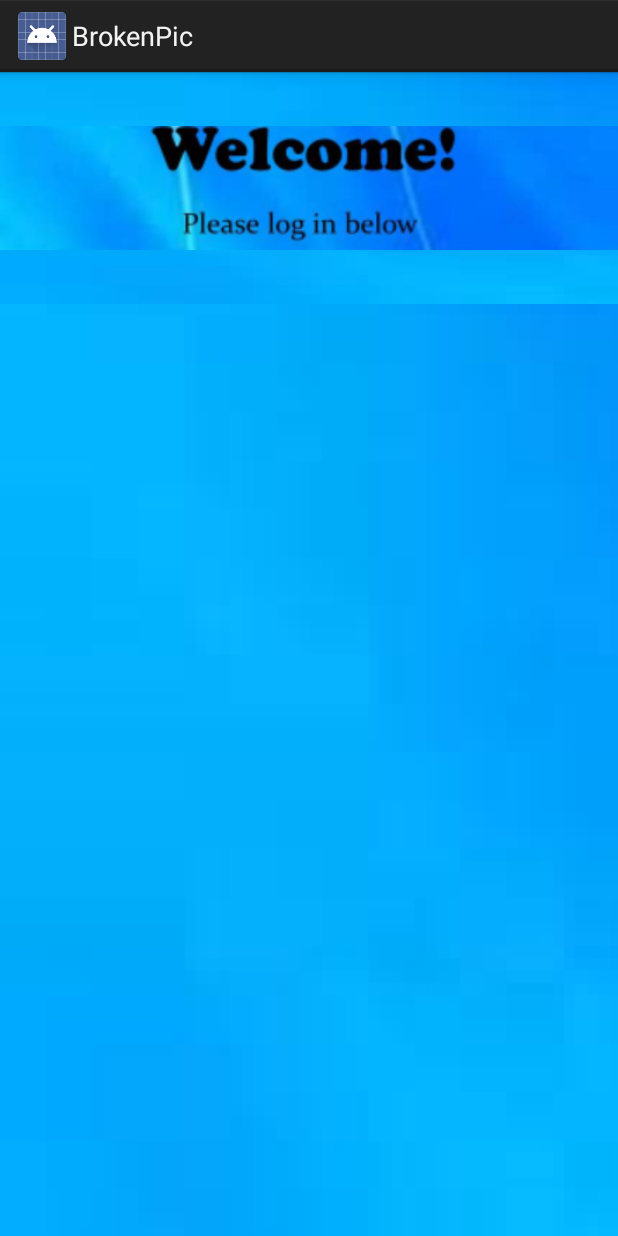
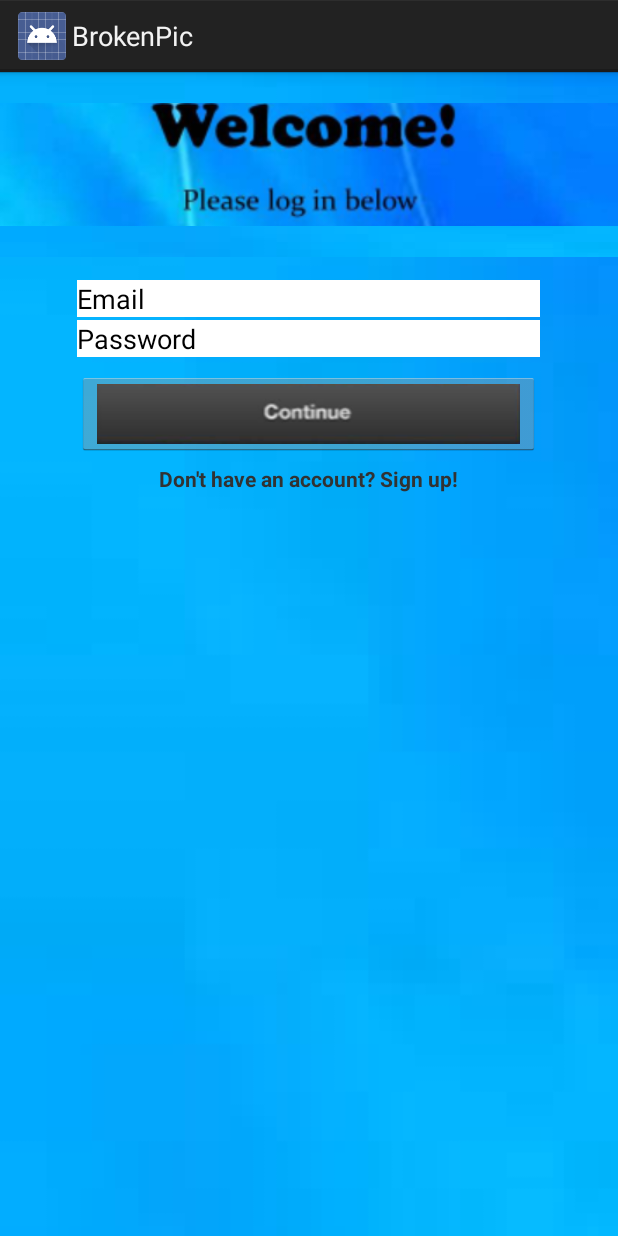
Before and after one commit to orgafni/BrokenPic, an Android app: the fragment LoginFragment shown on its own in the app's theme, on a phone screen of 412 x 824 dp. Run offline under Robolectric (Android 15) with nearby library versions, the phone set to English and light mode, and no system bars.

Commit message:
finish loging page

```diff
--- a/app/src/main/res/layout/fragment_login.xml
+++ b/app/src/main/res/layout/fragment_login.xml
@@ -19,6 +19,73 @@
             android:background="@drawable/broken_pic_logo_bg"
             />
 
+        <LinearLayout
+            android:layout_marginTop="15dp"
+            android:layout_width="match_parent"
+            android:layout_height="wrap_content"
+            android:orientation="horizontal"
+            android:gravity="center_horizontal"
+            android:weightSum="100">
+            <EditText
+                android:id="@+id/login_email_edittext"
+                android:layout_width="0dp"
+                android:layout_weight="75"
+                android:layout_height="wrap_content"
+                android:text="@string/email"
+                android:background="@color/colorWhite"/>
+        </LinearLayout>
+
+        <LinearLayout
+            android:layout_marginTop="2dp"
+            android:layout_width="match_parent"
+            android:layout_height="wrap_content"
+            android:orientation="horizontal"
+            android:gravity="center_horizontal"
+            android:weightSum="100">
+            <EditText
+                android:id="@+id/login_password_edittext"
+                android:layout_width="0dp"
+                android:layout_weight="75"
+                android:layout_height="wrap_content"
+                android:text="@string/password"
+                android:background="@color/colorWhite"/>
+        </LinearLayout>
+
+        <LinearLayout
+            android:layout_marginTop="10dp"
+            android:layout_width="match_parent"
+            android:layout_height="wrap_content"
+            android:orientation="horizontal"
+            android:gravity="center_horizontal"
+            android:weightSum="100">
+            <ImageButton
+                android:id="@+id/login_continue_btn"
+                android:layout_width="0dp"
+                android:layout_weight="75"
+                android:layout_height="wrap_content"
+                android:src="@drawable/continue_btn"
+                />
+        </LinearLayout>
+
+        <LinearLayout
+            android:layout_marginTop="5dp"
+            android:layout_width="match_parent"
+            android:layout_height="wrap_content"
+            android:orientation="horizontal"
+            android:gravity="center_horizontal"
+            android:weightSum="100">
+            <TextView
+                android:id="@+id/login_singup_link"
+                android:gravity="center_horizontal"
+                android:layout_width="0dp"
+                android:layout_weight="75"
+                android:layout_height="wrap_content"
+                android:text="@string/signup_link"
+                android:clickable="true"
+                android:textStyle="bold"
+                />
+        </LinearLayout>
+
     </LinearLayout>
 
 
--- a/app/src/main/res/values/colors.xml
+++ b/app/src/main/res/values/colors.xml
@@ -2,6 +2,7 @@
 <resources>
     <color name="colorPrimary">#3F51B5</color>
     <color name="colorPrimaryDark">#303F9F</color>
-    <color name="colorAccent">#FF4081</color>
+    <color name="colorAcce">#FF4081</color>
     <color name="colorGray">#A9A9A9</color>
+    <color name="colorWhite">#FFFFFF</color>
 </resources>
--- a/app/src/main/res/values/strings.xml
+++ b/app/src/main/res/values/strings.xml
@@ -3,4 +3,8 @@
 
     <!-- TODO: Remove or change this placeholder text -->
     <string name="hello_blank_fragment">Hello blank fragment</string>
+
+    <string name="signup_link">Don't have an account? Sign up!</string>
+    <string name="email">Email</string>
+    <string name="password">Password</string>
 </resources>
```
Also changed, not shown: app/src/main/res/drawable/continue_btn.png (added).
